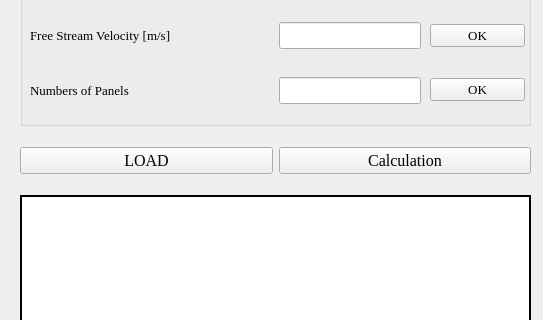
Above: 2DBEM_GUI/src/Ui.ui from KWGHG/2DBEM_GUI before the change; both pictures show x 0 to 543 and y 185 to 505 of the 543 by 786 pixel window. Below: the same form after it.
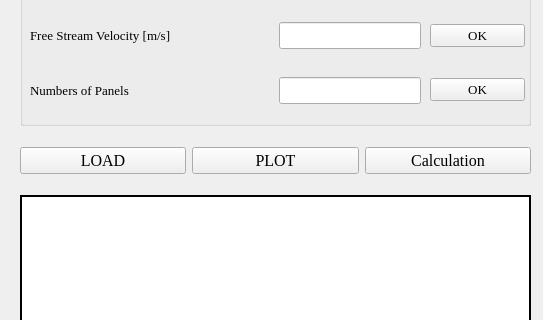
That is the form after the change.

```diff
--- a/2DBEM_GUI/src/Ui.ui
+++ b/2DBEM_GUI/src/Ui.ui
@@ -228,6 +228,19 @@
        </property>
       </widget>
      </item>
+     <item>
+      <widget class="QPushButton" name="PLOT">
+       <property name="font">
+        <font>
+         <family>Times New Roman</family>
+         <pointsize>12</pointsize>
+        </font>
+       </property>
+       <property name="text">
+        <string>PLOT</string>
+       </property>
+      </widget>
+     </item>
      <item>
       <widget class="QPushButton" name="Calculation">
        <property name="font">
```
Left out of the diff: 2 changed lines with no effect on the pictures.
